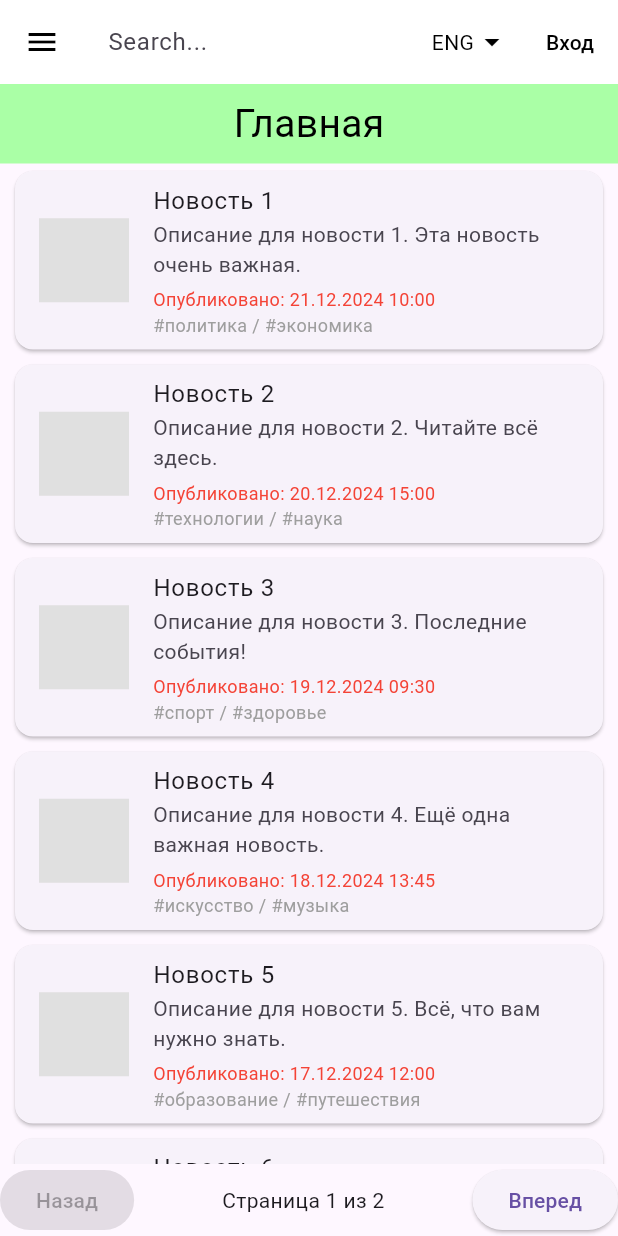
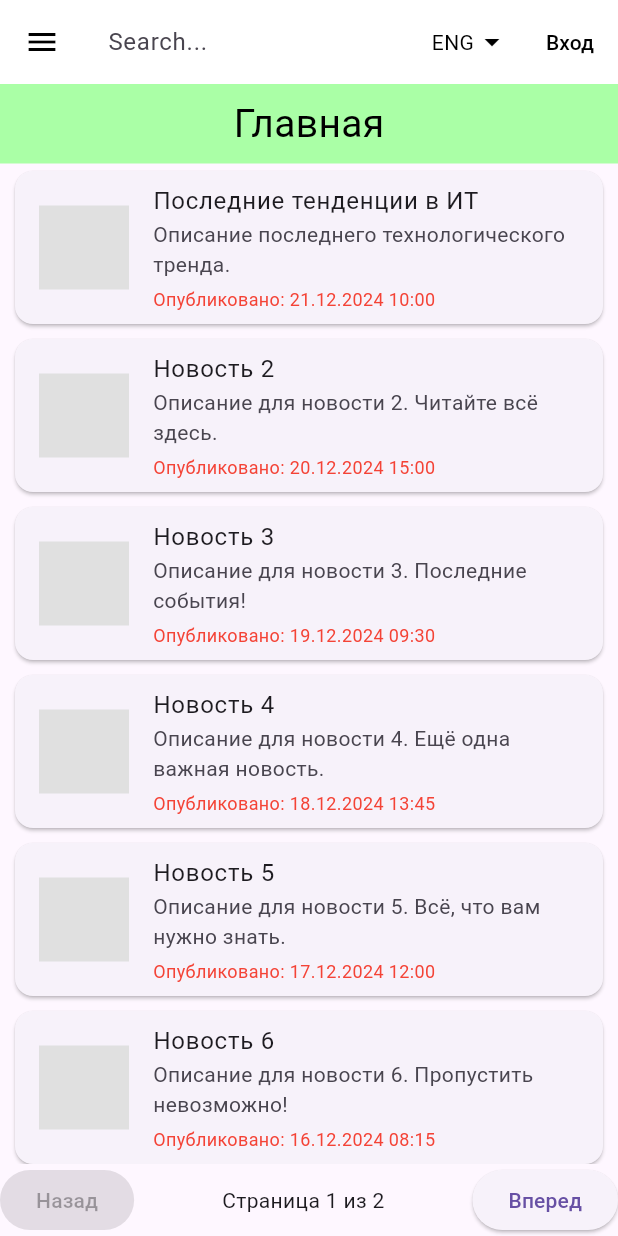
Before and after one commit to MiLTaH/TP_fronend_news_app, a Flutter app: the screen it shows after launch, on a phone screen of 412 x 824 dp. Run offline on Flutter 3.47's test engine with Material 3 defaults, Android fonts, the phone set to English and light mode, and no system bars; our stand-ins replace jwt_decoder, shared_preferences.

Commit message:
made opportunity to find all news

```diff
--- a/lib/login_screen.dart
+++ b/lib/login_screen.dart
@@ -28,6 +28,7 @@ class _LoginScreenState extends State<LoginScreen> {
   Future<void> _login() async {
     try {
       // Отправка POST-запроса на сервер
+
       final response = await http.post(
         Uri.parse('$baseUrl/login'),
         headers: <String, String>{
--- a/lib/main.dart
+++ b/lib/main.dart
@@ -1,9 +1,8 @@
 import 'package:bigus_4/messanger.dart';
+import 'package:bigus_4/resourses/config.dart';
 import 'package:flutter/material.dart';
 import 'package:bigus_4/models/news_model.dart';
-import 'package:bigus_4/serviсes/news_service.dart';
 import 'package:bigus_4/create_news_screen.dart';
-import 'package:intl/intl.dart';
 import 'package:bigus_4/login_screen.dart';
 import 'package:bigus_4/news_screen.dart';
 import 'package:bigus_4/registration_screen.dart';
@@ -12,6 +11,7 @@ import 'package:http/http.dart' as http;
 import 'dart:convert';
 import 'package:flutter_localizations/flutter_localizations.dart';
 import 'generated/l10n.dart';
+import 'package:intl/intl.dart';
 
 void main() {
   runApp(MyApp());
@@ -83,111 +83,127 @@ class _NewsPageState extends State<NewsPage> {
   List<News> filteredNews = [];
   List<News> mockNews = [
     News(
-    title: 'Новость 1',
-    description: 'Описание для новости 1. Эта новость очень важная.',
-    url: 'https://example.com/news1',
-    publishedDate: '21.12.2024 10:00',
-    tags: ['политика', 'экономика'],
+      id: 1,
+      communityId: 1,
+      title: "Последние тенденции в ИТ",
+      content: "Описание последнего технологического тренда.",
+      publishDate: DateTime.parse('2024-12-21T10:00:00'),
+      source: "https://technews.com",
     ),
     News(
+      id: 2,
+      communityId: 2,
       title: 'Новость 2',
-    description: 'Описание для новости 2. Читайте всё здесь.',
-    url: 'https://example.com/news2',
-    publishedDate: '20.12.2024 15:00',
-    tags: ['технологии', 'наука'],
+      content: 'Описание для новости 2. Читайте всё здесь.',
+      publishDate: DateTime.parse('2024-12-20T15:00:00'),
+      source: 'https://example.com/news2',
     ),
     News(
+      id: 3,
+      communityId: 3,
       title: 'Новость 3',
-    description: 'Описание для новости 3. Последние события!',
-    url: 'https://example.com/news3',
-    publishedDate: '19.12.2024 09:30',
-    tags: ['спорт', 'здоровье'],
+      content: 'Описание для новости 3. Последние события!',
+      publishDate: DateTime.parse('2024-12-19T09:30:00'),
+      source: 'https://example.com/news3',
     ),
     News(
+      id: 4,
+      communityId: 4,
       title: 'Новость 4',
-    description: 'Описание для новости 4. Ещё одна важная новость.',
-    url: 'https://example.com/news4',
-    publishedDate: '18.12.2024 13:45',
-    tags: ['искусство', 'музыка'],
+      content: 'Описание для новости 4. Ещё одна важная новость.',
+      publishDate: DateTime.parse('2024-12-18T13:45:00'),
+      source: 'https://example.com/news4',
     ),
     News(
+      id: 5,
+      communityId: 5,
       title: 'Новость 5',
-    description: 'Описание для новости 5. Всё, что вам нужно знать.',
-    url: 'https://example.com/news5',
-    publishedDate: '17.12.2024 12:00',
-    tags: ['образование', 'путешествия'],
+      content: 'Описание для новости 5. Всё, что вам нужно знать.',
+      publishDate: DateTime.parse('2024-12-17T12:00:00'),
+      source: 'https://example.com/news5',
     ),
     News(
+      id: 6,
+      communityId: 6,
       title: 'Новость 6',
-    description: 'Описание для новости 6. Пропустить невозможно!',
-    url: 'https://example.com/news6',
-    publishedDate: '16.12.2024 08:15',
-    tags: ['финансы', 'инвестиции'],
+      content: 'Описание для новости 6. Пропустить невозможно!',
+      publishDate: DateTime.parse('2024-12-16T08:15:00'),
+      source: 'https://example.com/news6',
     ),
     News(
+      id: 7,
+      communityId: 7,
       title: 'Новость 7',
-    description: 'Описание для новости 7. Специальный репортаж.',
-    url: 'https://example.com/news7',
-    publishedDate: '15.12.2024 17:20',
-    tags: ['мода', 'стиль'],
+      content: 'Описание для новости 7. Специальный репортаж.',
+      publishDate: DateTime.parse('2024-12-15T17:20:00'), // Преобразование строки в DateTime
+      source: 'https://example.com/news7',
     ),
     News(
+      id: 8,
+      communityId: 8,
       title: 'Новость 8',
-    description: 'Описание для новости 8. Удивительные открытия.',
-    url: 'https://example.com/news8',
-    publishedDate: '14.12.2024 11:50',
-    tags: ['культура', 'история'],
+      content: 'Описание для новости 8. Удивительные открытия.',
+      publishDate: DateTime.parse('2024-12-14T11:50:00'),
+      source: 'https://example.com/news8',
     ),
     News(
+      id: 9,
+      communityId: 9,
       title: 'Новость 9',
-    description: 'Описание для новости 9. Эксклюзивное интервью.',
-    url: 'https://example.com/news9',
-    publishedDate: '13.12.2024 14:05',
-    tags: ['бизнес', 'маркетинг'],
+      content: 'Описание для новости 9. Эксклюзивное интервью.',
+      publishDate: DateTime.parse('2024-12-13T14:05:00'),
+      source: 'https://example.com/news9',
     ),
     News(
+      id: 10,
+      communityId: 10,
       title: 'Новость 10',
-    description: 'Описание для новости 10. Важно знать!',
-    url: 'https://example.com/news10',
-    publishedDate: '12.12.2024 18:40',
-    tags: ['политика', 'мировые события'],
+      content: 'Описание для новости 10. Важно знать!',
+      publishDate: DateTime.parse('2024-12-12T18:40:00'),
+      source: 'https://example.com/news10',
     ),
     News(
+      id: 11,
+      communityId: 11,
       title: 'Новость 11',
-    description: 'Описание для новости 11. Невероятные факты.',
-    url: 'https://example.com/news11',
-    publishedDate: '11.12.2024 09:00',
-    tags: ['наука', 'исследования'],
+      content: 'Описание для новости 11. Невероятные факты.',
+      publishDate: DateTime.parse('2024-12-11T09:00:00'),
+      source: 'https://example.com/news11',
     ),
     News(
+      id: 12,
+      communityId: 12,
       title: 'Новость 12',
-    description: 'Описание для новости 12. Это должно быть известно.',
-    url: 'https://example.com/news12',
-    publishedDate: '10.12.2024 16:25',
-    tags: ['спорт', 'соревнования'],
+      content: 'Описание для новости 12. Это должно быть известно.',
+      publishDate: DateTime.parse('2024-12-10T16:25:00'),
+      source: 'https://example.com/news12',
     ),
     News(
+      id: 13,
+      communityId: 13,
       title: 'Новость 13',
-    description: 'Описание для новости 13. Историческое событие.',
-    url: 'https://example.com/news13',
-    publishedDate: '09.12.2024 13:10',
-    tags: ['технологии', 'инновации'],
+      content: 'Описание для новости 13. Историческое событие.',
+      publishDate: DateTime.parse('2024-12-09T13:10:00'),
+      source: 'https://example.com/news13',
     ),
     News(
+      id: 14,
+      communityId: 14,
       title: 'Новость 14',
-    description: 'Описание для новости 14. Новые перспективы.',
-    url: 'https://example.com/news14',
-    publishedDate: '08.12.2024 07:55',
-    tags: ['искусство', 'кино'],
+      content: 'Описание для новости 14. Новые перспективы.',
+      publishDate: DateTime.parse('2024-12-08T07:55:00'),
+      source: 'https://example.com/news14',
     ),
     News(
+      id: 15,
+      communityId: 15,
       title: 'Новость 15',
-    description: 'Описание для новости 15. Ещё один важный момент.',
-    url: 'https://example.com/news15',
-    publishedDate: '07.12.2024 20:30',
-    tags: ['здоровье', 'медицина'],
+      content: 'Описание для новости 15. Ещё один важный момент.',
+      publishDate: DateTime.parse('2024-12-07T20:30:00'),
+      source: 'https://example.com/news15',
     ),
   ];
+
 
   @override
   void initState() {
@@ -204,32 +220,32 @@ class _NewsPageState extends State<NewsPage> {
 
   void searchNews(String query) async {
     setState(() {
-    searchQuery = query; // Обновляем состояние поискового запроса
-    filteredNews = [];  // Очищаем текущий список
+      searchQuery = query; // Сохраняем текущий запрос
+      filteredNews = [];  // Очищаем результаты поиска
     });
+    print("Запрос отправлен!");
 
     try {
-    // URL бекенда и конечная точка для поиска новостей
-    final url = Uri.parse('https://your-backend-api.com/search');
+      final url = Uri.parse('$baseUrl/api/news/name');
+      final response = await http.post(
+        url,
+        headers: {'Content-Type': 'application/json'},
+        body: json.encode({'name': query}), // Формируем JSON тело запроса
+      );
 
-    // Отправка GET-запроса с параметром запроса
-    final response = await http.get(url.replace(queryParameters: {'query': query}));
-
-    if (response.statusCode == 200) {
-      // Парсим JSON-ответ
-      final List<dynamic> data = json.decode(response.body);
-
-      // Конвертируем данные в список новостей
+      if (response.statusCode >= 200 && response.statusCode < 300) {
+        print("Запрос успешен!");
+        final decoded = utf8.decode(response.bodyBytes); // Декодируем как UTF-8
+        final List<dynamic> data = json.decode(decoded); // Парсим ответ из JSON
         setState(() {
-        filteredNews = data.map((item) => News.fromJson(item)).toList();
+          filteredNews = data.map((item) => News.fromJson(item)).toList(); // Преобразуем в объекты News
         });
       } else {
         throw Exception('Ошибка при загрузке данных: ${response.statusCode}');
       }
     } catch (error) {
       setState(() {
-      // Если произошла ошибка, можно добавить сообщение
-      filteredNews = [];
+        filteredNews = []; // Очищаем результаты при ошибке
       });
       print('Ошибка поиска новостей: $error');
     }
@@ -368,18 +384,14 @@ void _changeLanguage(String language) {
                                       crossAxisAlignment: CrossAxisAlignment.start,
                                       children: [
                                         Text(
-                                          pagedNews[index].description,
+                                          pagedNews[index].content ?? 'Описание отсутствует',
                                           maxLines: 3,
                                           overflow: TextOverflow.ellipsis,
                                         ),
                                         const SizedBox(height: 5),
                                         Text(
-                                          'Опубликовано: ${pagedNews[index].publishedDate}',
+                                          'Опубликовано: ${DateFormat('dd.MM.yyyy HH:mm').format(pagedNews[index].publishDate)}',
                                           style: const TextStyle(color: Colors.red, fontSize: 12),
-                                        ),
-                                        Text(
-                                          '#${pagedNews[index].tags.join(' / #')}',
-                                          style: const TextStyle(color: Colors.grey, fontSize: 12),
                                         ),
                                       ],
                                     ),
@@ -389,15 +401,16 @@ void _changeLanguage(String language) {
                                         MaterialPageRoute(
                                           builder: (context) => NewsDetailScreen(
                                             title: pagedNews[index].title,
-                                            description: pagedNews[index].description,
-                                            imageUrl: '',
-                                            publishedDate: pagedNews[index].publishedDate,
-                                            tags: pagedNews[index].tags.join(' / #'),
-                                            comments: [],
+                                            description: pagedNews[index].content ?? 'Описание отсутствует',
+                                            imageUrl: '', // Убедитесь, что у вас есть поле для изображения, если оно требуется
+                                            publishedDate: DateFormat('dd.MM.yyyy HH:mm').format(pagedNews[index].publishDate),
+                                            comments: [], // Если есть комментарии, добавьте их
                                           ),
                                         ),
                                       );
                                     },
+
+
                                   ),
                                 );
                               },
--- a/lib/models/news_model.dart
+++ b/lib/models/news_model.dart
@@ -1,25 +1,28 @@
 class News {
+  final int id;
+  final int communityId;
   final String title;
-  final String description;
-  final String url;
-  final String publishedDate; // Дата публикации
-  final List<String> tags; // Теги
+  final String? content; // Поле content может быть null
+  final DateTime publishDate;
+  final String? source; // Поле source может быть null
 
   News({
+    required this.id,
+    required this.communityId,
     required this.title,
-    required this.description,
-    required this.url,
-    required this.publishedDate,
-    required this.tags,
+    this.content,
+    required this.publishDate,
+    this.source,
   });
 
   factory News.fromJson(Map<String, dynamic> json) {
     return News(
-      title: json['title'] ?? '',
-      description: json['description'] ?? '',
-      url: json['url'] ?? '',
-      publishedDate: json['publishedDate'] ?? '', // Убедитесь, что имя поля соответствует JSON
-      tags: List<String>.from(json['tags'] ?? []), // Убедитесь, что это массив строк
+      id: json['id'] as int,
+      communityId: json['communityId'] as int,
+      title: json['title'] as String,
+      content: json['content'] as String?, // Ключ 'content' корректен
+      publishDate: DateTime.parse(json['publishedDate'] as String), // Убедитесь в соответствии ключа
+      source: json['source'] as String?, // Ключ 'source' корректен
     );
   }
 }
--- a/lib/news_screen.dart
+++ b/lib/news_screen.dart
@@ -5,7 +5,6 @@ class NewsDetailScreen extends StatefulWidget {
   final String description;
   final String imageUrl;
   final String publishedDate;
-  final String tags;
   final List<Map<String, String>> comments;
 
   NewsDetailScreen({
@@ -13,7 +12,6 @@ class NewsDetailScreen extends StatefulWidget {
     required this.description,
     required this.imageUrl,
     required this.publishedDate,
-    required this.tags,
     required this.comments,
   });
 
@@ -100,11 +98,7 @@ class _NewsDetailScreenState extends State<NewsDetailScreen> {
                           'Опубликовано: ${widget.publishedDate.toString()}',
                           style: const TextStyle(color: Colors.red),
                         ),
-                        const SizedBox(height: 8),
-                        Text(
-                          widget.tags.toString(),
-                          style: const TextStyle(color: Colors.grey),
-                        ),
+                        const SizedBox(height: 8)
                       ],
                     ),
                   ),
```
Also changed, not shown: pubspec.lock. Lines whose indentation alone changed are shown as unchanged.
